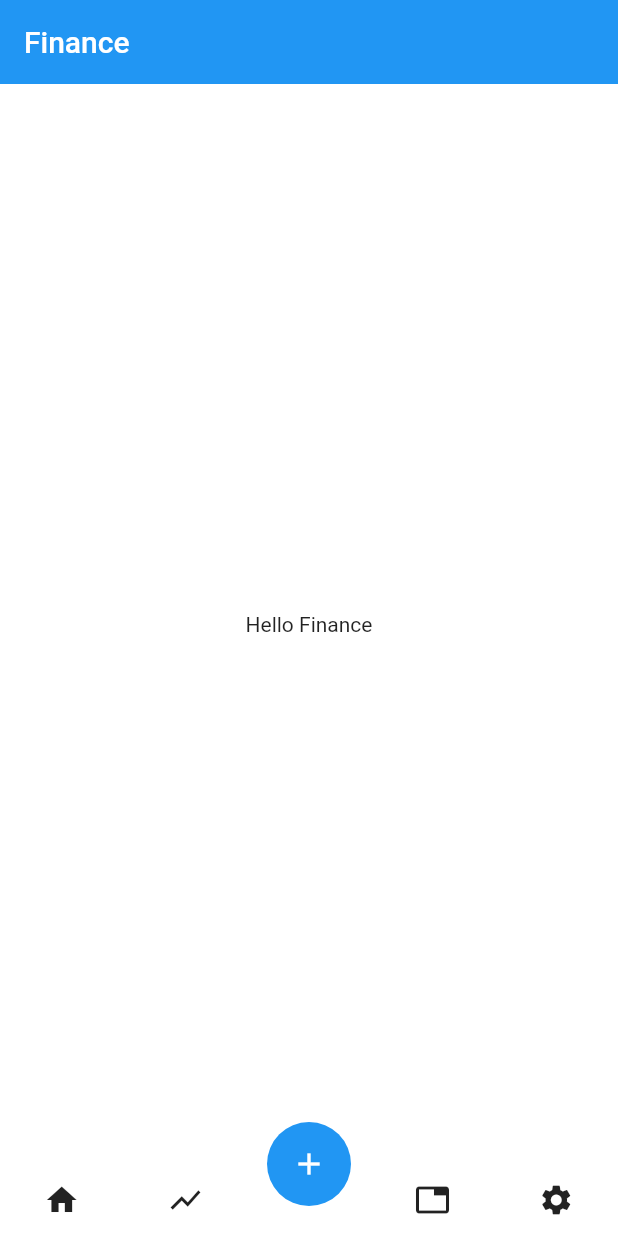
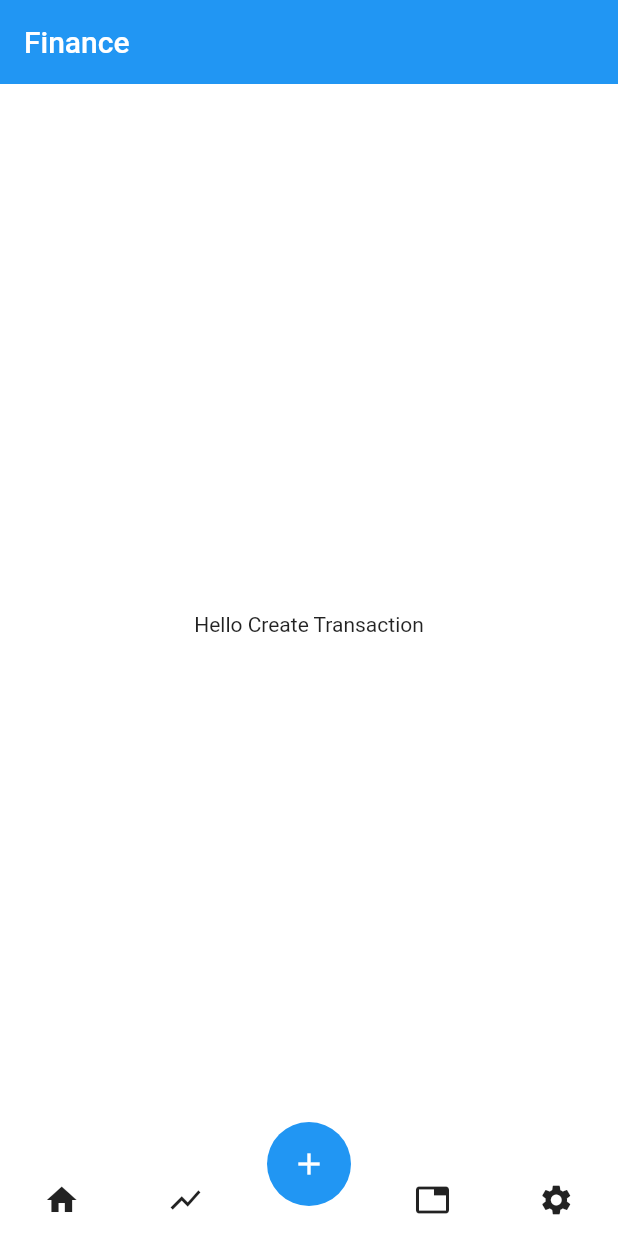
Before and after one commit to anhhaome/finance, a Flutter app: the screen it shows after launch, after a tap on the "add" icon, on a phone screen of 412 x 824 dp. Run offline on Flutter 3.47's test engine with Material 2 defaults, Android fonts, the phone set to English and light mode, and no system bars.

Commit message:
Add navigator

```diff
--- /dev/null
+++ b/lib/create_transaction_page.dart
@@ -0,0 +1,17 @@
+import 'package:flutter/widgets.dart';
+
+class CreateTransactionPage extends StatefulWidget {
+  const CreateTransactionPage({Key? key}) : super(key: key);
+
+  @override
+  _CreateTransactionPageState createState() => _CreateTransactionPageState();
+}
+
+class _CreateTransactionPageState extends State<CreateTransactionPage> {
+  @override
+  Widget build(BuildContext context) {
+    return const Center(
+      child: Text("Hello Create Transaction"),
+    );
+  }
+}
--- /dev/null
+++ b/lib/dashboard_page.dart
@@ -0,0 +1,12 @@
+import 'package:flutter/widgets.dart';
+
+class DashboardPage extends StatelessWidget {
+  const DashboardPage({Key? key}) : super(key: key);
+
+  @override
+  Widget build(BuildContext context) {
+    return const Center(
+      child: Text("Hello dashboard"),
+    );
+  }
+}
--- a/lib/main.dart
+++ b/lib/main.dart
@@ -1,3 +1,5 @@
+import 'package:finance/create_transaction_page.dart';
+import 'package:finance/dashboard_page.dart';
 import 'package:flutter/material.dart';
 
 void main() => runApp(const MyApp());
@@ -7,6 +9,8 @@ class MyApp extends StatelessWidget {
 
   @override
   Widget build(BuildContext context) {
+    final _navigatorKey = GlobalKey<NavigatorState>();
+
     return MaterialApp(
         title: 'Finance',
         home: Scaffold(
@@ -17,7 +21,9 @@ class MyApp extends StatelessWidget {
             floatingActionButtonLocation:
                 FloatingActionButtonLocation.centerDocked,
             floatingActionButton: FloatingActionButton(
-              onPressed: () {},
+              onPressed: () {
+                _navigatorKey.currentState?.pushNamed('/transactions/create');
+              },
               tooltip: 'Increment',
               child: const Icon(Icons.add),
               elevation: 0,
@@ -29,7 +35,10 @@ class MyApp extends StatelessWidget {
                 children: <Widget>[
                   Expanded(
                     child: IconButton(
-                        icon: const Icon(Icons.home), onPressed: () {}),
+                        icon: const Icon(Icons.home),
+                        onPressed: () {
+                          _navigatorKey.currentState?.pushNamed('/');
+                        }),
                   ),
                   Expanded(
                     child: IconButton(
@@ -50,8 +59,27 @@ class MyApp extends StatelessWidget {
               color: Colors.white,
               elevation: 0,
             ),
-            body: const Center(
-              child: Text('Hello Finance'),
+            body: Navigator(
+              key: _navigatorKey,
+              initialRoute: '/',
+              onGenerateRoute: (RouteSettings settings) {
+                WidgetBuilder builder;
+                switch (settings.name) {
+                  case '/':
+                    builder = (BuildContext context) => const DashboardPage();
+                    break;
+                  case '/transactions/create':
+                    builder =
+                        (BuildContext context) => const CreateTransactionPage();
+                    break;
+                  default:
+                    throw Exception('Invalid route: ${settings.name}');
+                }
+                return MaterialPageRoute(
+                  builder: builder,
+                  settings: settings,
+                );
+              },
             ),
             backgroundColor: const Color(0xF0FFFFFF)));
   }
```
